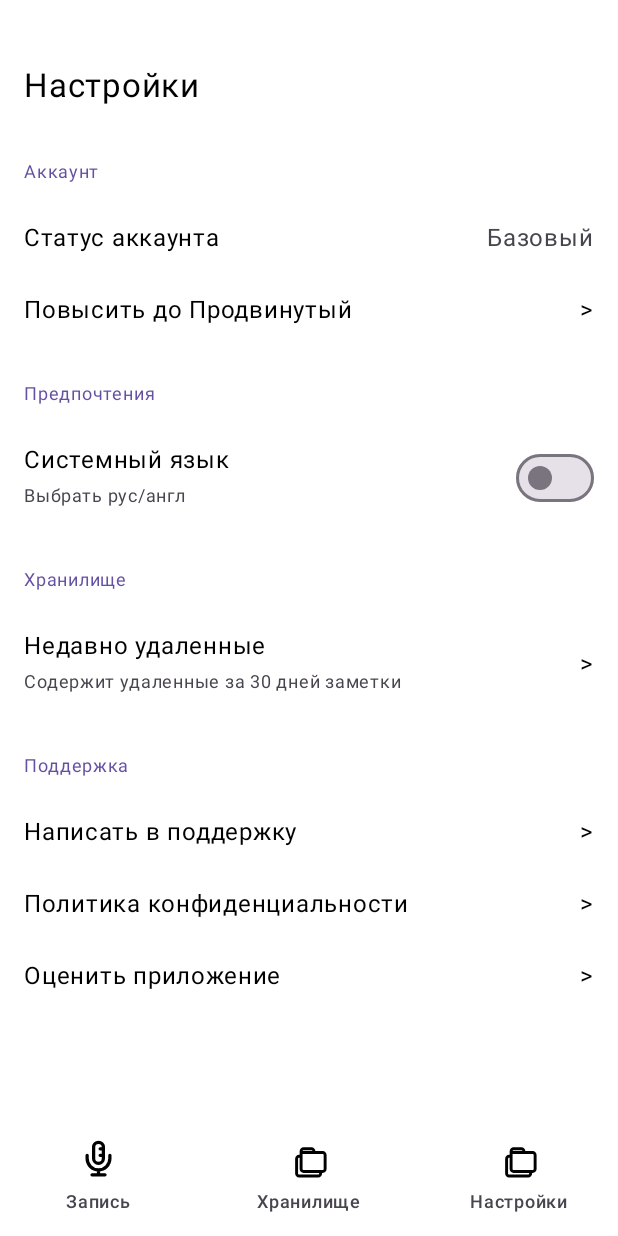
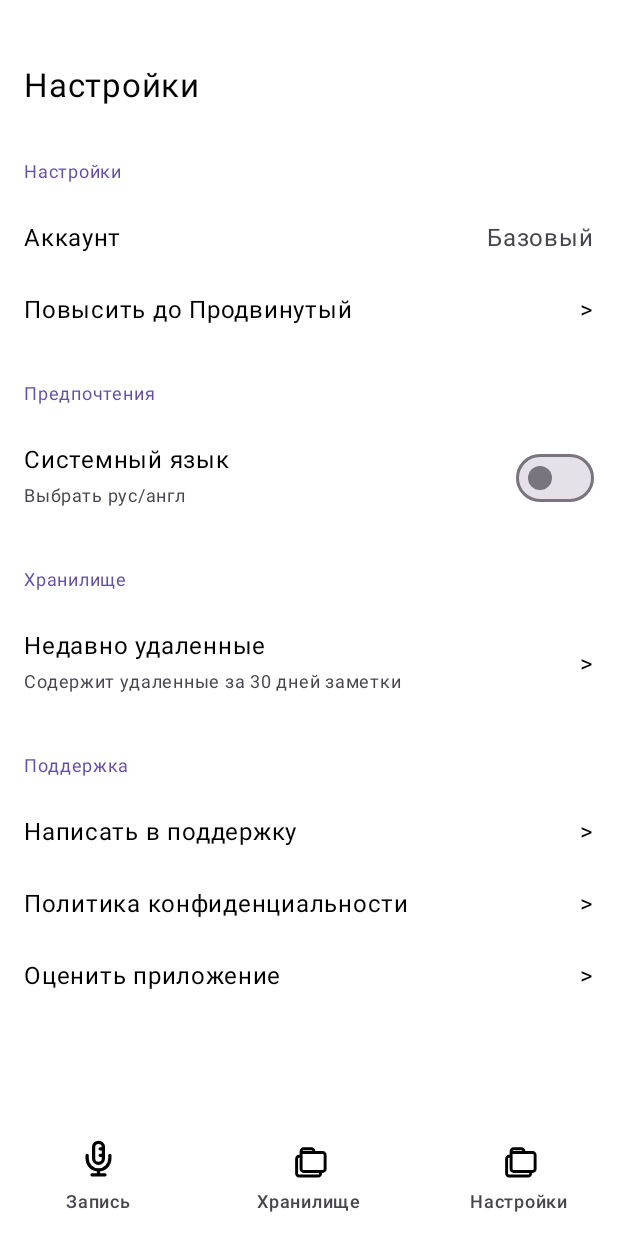
Before and after one commit to alexpop1010/RecordingAI, an Android app built with Jetpack Compose: the screen it shows after launch (MainActivity), item 3 of the bottom bar chosen, on a phone screen of 412 x 824 dp. Run offline under Robolectric (Android 15) with nearby library versions, the phone set to English and light mode, and no system bars.

Commit message:
отступы, строк ресурсы, константы

```diff
--- /dev/null
+++ b/app/src/main/java/com/tapp/recordingai/NavConstants.kt
@@ -0,0 +1,7 @@
+package com.tapp.recordingai
+
+object NavConstants {
+    const val RECORDING = "recording"
+    const val STORAGE = "storage"
+    const val SETTINGS = "settings"
+}
--- a/app/src/main/java/com/tapp/recordingai/RecordingScreen.kt
+++ b/app/src/main/java/com/tapp/recordingai/RecordingScreen.kt
@@ -21,6 +21,7 @@ import androidx.compose.ui.draw.clip
 import androidx.compose.ui.graphics.Color
 import androidx.compose.ui.graphics.ColorFilter
 import androidx.compose.ui.res.painterResource
+import androidx.compose.ui.res.stringResource
 import androidx.compose.ui.tooling.preview.Preview
 import androidx.compose.ui.unit.dp
 import androidx.compose.ui.unit.sp
@@ -31,12 +32,9 @@ fun Recording() {
     Column(
         modifier = Modifier
             .fillMaxSize()
-            .background(Color.White)
-            .padding(24.dp),
+            .background(Color.White),
         horizontalAlignment = Alignment.CenterHorizontally
     ) {
-
-
         Box(
             modifier = Modifier
                 .padding(top = 40.dp)
@@ -52,28 +50,24 @@ fun Recording() {
                     contentDescription = null,
                     modifier = Modifier.size(36.dp),
                     colorFilter = ColorFilter.tint(Color.White)
-
-
                 )
                 Spacer(Modifier.height(8.dp))
                 Text(
-                    text = "Начать запись",
+                    text = stringResource(R.string.startRecording),
                     color = Color.White,
                     fontSize = 18.sp
                 )
             }
         }
-
         Spacer(modifier = Modifier.height(60.dp))
-
 
         Column(
             modifier = Modifier
-                .fillMaxWidth()
+                .fillMaxWidth().padding(start=40.dp)
 
         ) {
             Text(
-                text = "AI Заметки",
+                text = stringResource(R.string.ai),
                 fontSize = 20.sp,
                 color = Color.Black
             )
@@ -81,7 +75,7 @@ fun Recording() {
             Spacer(modifier = Modifier.height(8.dp))
 
             Text(
-                text = "Ваши заметки появятся здесь...",
+                text = stringResource(R.string.notes),
                 fontSize = 14.sp,
                 color = Color.Gray
             )
--- a/app/src/main/java/com/tapp/recordingai/SettingsScreen.kt
+++ b/app/src/main/java/com/tapp/recordingai/SettingsScreen.kt
@@ -21,15 +21,13 @@ import androidx.compose.runtime.setValue
 import androidx.compose.ui.Alignment
 import androidx.compose.ui.Modifier
 import androidx.compose.ui.graphics.Color
+import androidx.compose.ui.res.stringResource
 import androidx.compose.ui.tooling.preview.Preview
 import androidx.compose.ui.unit.dp
 import androidx.compose.ui.unit.sp
 
 @Composable
 fun Settings() {
-
-
-
     Column(
         Modifier
             .fillMaxSize()
@@ -37,54 +35,46 @@ fun Settings() {
             .padding(top = 32.dp)
             .background(Color.White)
     ) {
-
-
         Text(
-            text = "Настройки",
+            text = stringResource(R.string.settings),
             fontSize = 22.sp,
             modifier = Modifier
                 .padding(horizontal = 16.dp, vertical = 12.dp)
         )
-
-
-        SectionTitle("Аккаунт")
+        SectionTitle(stringResource(R.string.settings))
 
         SimpleRow(
-            title = "Статус аккаунта",
-            rightText = "Базовый"
+            title = stringResource(R.string.account),
+            rightText = stringResource(R.string.basic)
         )
 
         SimpleRow(
-            title = "Повысить до Продвинутый",
+            title = stringResource(R.string.upToPro),
             showArrow = true
         )
 
-
-        SectionTitle("Предпочтения")
-
+        SectionTitle(stringResource(R.string.prefs))
 
         SwitchRow(
-            title = "Системный язык",
-            subtitle = "Выбрать рус/англ",
+            title = stringResource(R.string.sysLanguage),
+            subtitle = stringResource(R.string.chose),
             checked = false,
             onCheckedChange = {}
         )
 
-
-        SectionTitle("Хранилище")
+        SectionTitle(stringResource(R.string.storage))
 
         SimpleRow(
-            title = "Недавно удаленные",
-            subtitle = "Содержит удаленные за 30 дней заметки",
+            title = stringResource(R.string.deleted),
+            subtitle = stringResource(R.string.deleted30),
             showArrow = true
         )
 
+        SectionTitle(stringResource(R.string.sup))
 
-        SectionTitle("Поддержка")
-
-        SimpleRow(title = "Написать в поддержку", showArrow = true)
-        SimpleRow(title = "Политика конфиденциальности", showArrow = true)
-        SimpleRow(title = "Оценить приложение", showArrow = true)
+        SimpleRow(title = stringResource(R.string.writeSup), showArrow = true)
+        SimpleRow(title = stringResource(R.string.privacy), showArrow = true)
+        SimpleRow(title = stringResource(R.string.rating), showArrow = true)
     }
 }
 
--- a/app/src/main/java/com/tapp/recordingai/StartNavigation.kt
+++ b/app/src/main/java/com/tapp/recordingai/StartNavigation.kt
@@ -1,24 +1,19 @@
 package com.tapp.recordingai
 
 
-import androidx.compose.foundation.background
-import androidx.compose.foundation.layout.Box
-import androidx.compose.foundation.layout.Column
-import androidx.compose.foundation.layout.fillMaxSize
-import androidx.compose.foundation.layout.fillMaxWidth
-import androidx.compose.foundation.layout.height
+
 import androidx.compose.foundation.layout.padding
 import androidx.compose.foundation.layout.size
 import androidx.compose.material3.Icon
 import androidx.compose.material3.NavigationBar
 import androidx.compose.material3.NavigationBarItem
-import androidx.compose.material3.NavigationBarItemDefaults
 import androidx.compose.material3.Scaffold
 import androidx.compose.material3.Text
 import androidx.compose.runtime.Composable
 import androidx.compose.ui.Modifier
 import androidx.compose.ui.graphics.Color
 import androidx.compose.ui.res.painterResource
+import androidx.compose.ui.res.stringResource
 import androidx.compose.ui.unit.dp
 import androidx.navigation.compose.NavHost
 import androidx.navigation.compose.composable
@@ -32,15 +27,13 @@ fun StartNavigation() {
 
     Scaffold(
         bottomBar = {
-
             NavigationBar(
                 containerColor = Color.White,
                 tonalElevation = 0.dp
             ) {
-
                 NavigationBarItem(
-                    selected = navController.currentDestination?.route == "recording",
-                    onClick = { navController.navigate("recording") },
+                    selected = navController.currentDestination?.route == NavConstants.RECORDING,
+                    onClick = { navController.navigate(NavConstants.RECORDING) },
                     icon = {
                         Icon(
                             painter = painterResource(id = R.drawable.microsvg),
@@ -49,12 +42,12 @@ fun StartNavigation() {
                             tint = Color.Black
                         )
                     },
-                    label = { Text("Запись") }
+                    label = { Text(stringResource(R.string.record)) }
                 )
 
                 NavigationBarItem(
-                    selected = navController.currentDestination?.route == "storage",
-                    onClick = { navController.navigate("storage") },
+                    selected = navController.currentDestination?.route == NavConstants.STORAGE,
+                    onClick = { navController.navigate(NavConstants.STORAGE) },
                     icon = {
                         Icon(
                             painter = painterResource(id = R.drawable.stor),
@@ -63,12 +56,12 @@ fun StartNavigation() {
                             tint = Color.Black
                         )
                     },
-                    label = { Text("Хранилище") }
+                    label = { Text(stringResource(R.string.storage)) }
                 )
 
                 NavigationBarItem(
-                    selected = navController.currentDestination?.route == "settings",
-                    onClick = { navController.navigate("settings") },
+                    selected = navController.currentDestination?.route == NavConstants.SETTINGS,
+                    onClick = { navController.navigate(NavConstants.SETTINGS) },
                     icon = {
                         Icon(
                             painter = painterResource(id = R.drawable.stor),
@@ -77,22 +70,19 @@ fun StartNavigation() {
                             tint = Color.Black
                         )
                     },
-                    label = { Text("Настройки") }
+                    label = { Text(stringResource(R.string.settings)) }
                 )
             }
-
         }
     ) { innerPadding ->
-
         NavHost(
             navController = navController,
-            startDestination = "recording",
+            startDestination = NavConstants.RECORDING,
             modifier = Modifier.padding(innerPadding)
         ) {
-            composable("recording") { Recording() }
-            composable("storage") { Storage() }
-            composable("settings") { Settings() }
+            composable(NavConstants.RECORDING) { Recording() }
+            composable(NavConstants.STORAGE) { Storage() }
+            composable(NavConstants.SETTINGS) { Settings() }
         }
-
     }
 }
--- a/app/src/main/res/values/strings.xml
+++ b/app/src/main/res/values/strings.xml
@@ -1,3 +1,22 @@
 <resources>
     <string name="app_name">RecordingAI</string>
+    <string name="ai">"AI Заметки"</string>
+    <string name="notes">"Ваши заметки появятся здесь..."</string>
+    <string name="startRecording">"Начать запись"</string>
+    <string name="settings">"Настройки"</string>
+    <string name="account">"Аккаунт"</string>
+    <string name="status">" Статус аккаунта"</string>
+    <string name="basic">"Базовый"</string>
+    <string name="upToPro">"Повысить до Продвинутый"</string>
+    <string name="prefs">"Предпочтения"</string>
+    <string name="sysLanguage">"Системный язык"</string>
+    <string name="chose">"Выбрать рус/англ"</string>
+    <string name="storage">Хранилище"</string>
+    <string name="deleted">Недавно удаленные"</string>
+    <string name="deleted30">Содержит удаленные за 30 дней заметки"</string>
+    <string name="sup">Поддержка"</string>
+    <string name="writeSup">Написать в поддержку"</string>
+    <string name="privacy">Политика конфиденциальности"</string>
+    <string name="rating">Оценить приложение"</string>
+    <string name="record">Запись"</string>
 </resources>
```
Also changed, not shown: app/src/main/java/com/tapp/recordingai/StorageScreen.kt (+0 -7 lines).
